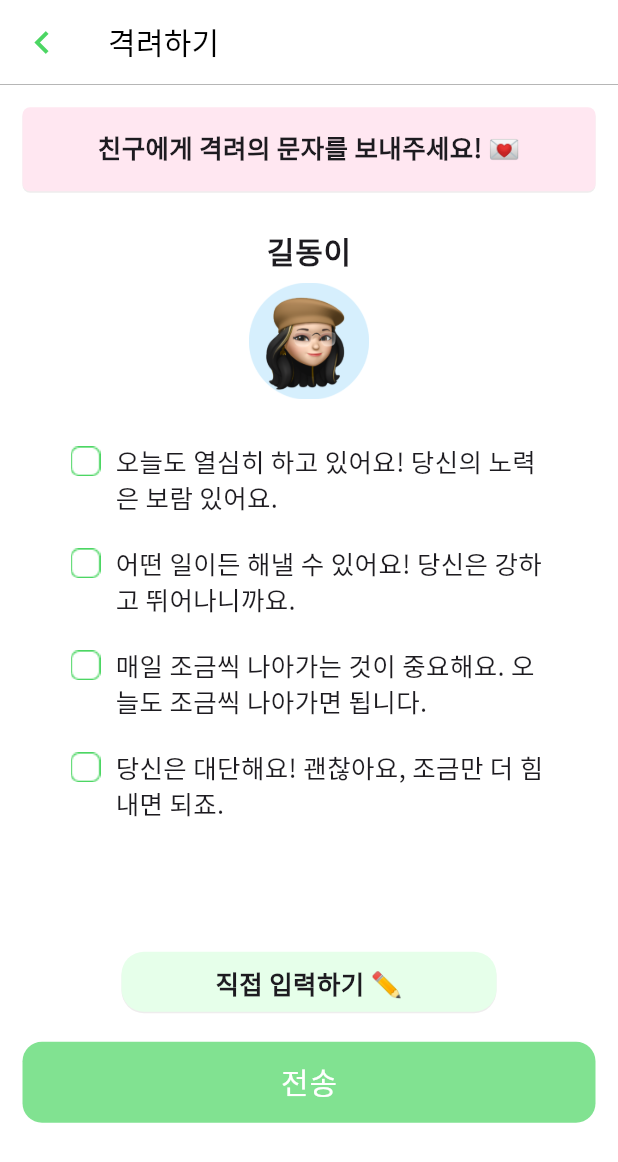
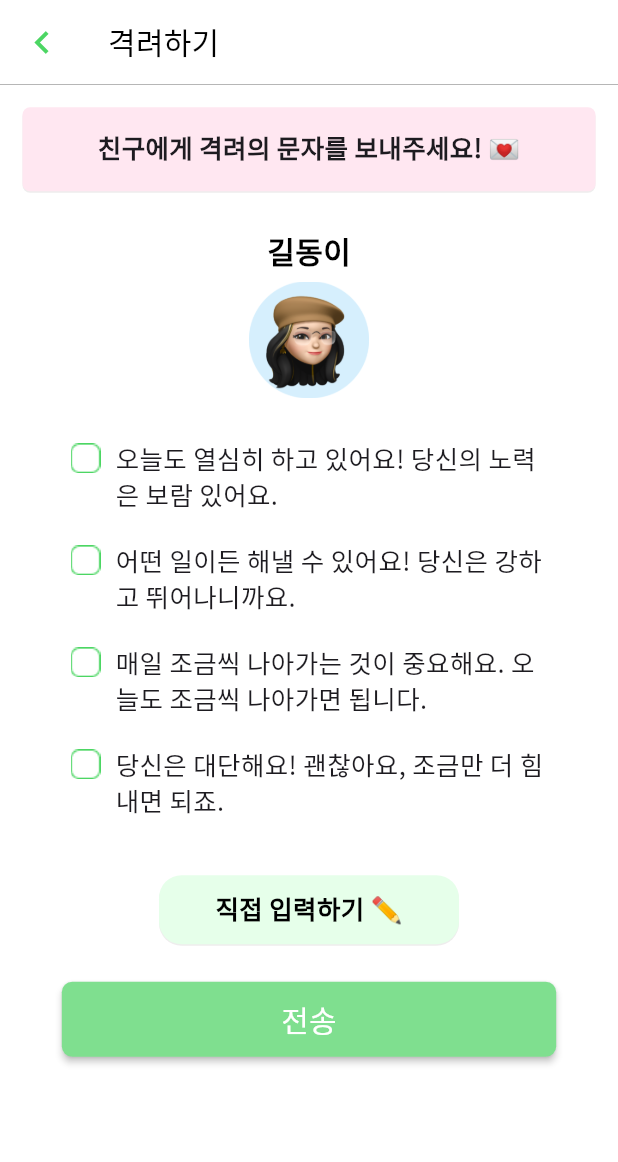
Before and after one commit to aengzu/HCI_03, a Flutter app: the screen it shows after launch, item 2 of the bottom bar chosen, after a tap on "격려하기 👍🏻", on a phone screen of 412 x 824 dp. Shown: the top 1162 px of the screen. Run offline on Flutter 3.47's test engine with Material 3 defaults, Android fonts, the phone set to English and light mode, and no system bars; our stand-ins replace fl_chart, font_awesome_flutter, get, google_fonts, table_calendar.

Commit message:
design: 디자인 통일

```diff
--- a/lib/screens/battle/battle_screen.dart
+++ b/lib/screens/battle/battle_screen.dart
@@ -1,4 +1,6 @@
+import 'package:flutter/cupertino.dart';
 import 'package:flutter/material.dart';
+import 'package:flutter/widgets.dart';
 import 'package:hci_03/screens/battle/components/battle_opposite.profile_widget.dart';
 import 'package:hci_03/screens/battle/components/battle_profile_widget.dart';
 import 'package:hci_03/screens/battle/components/missions_widget.dart';
@@ -82,7 +84,7 @@ class _BattleScreenState extends State<BattleScreen> {
                 ],
               ),
               const SizedBox(
-                height: 20.0,
+                height: 30.0,
               ),
               Expanded(
                 child: ListView.builder(
@@ -96,7 +98,7 @@ class _BattleScreenState extends State<BattleScreen> {
                     );
                   },
                 ),
-              )
+              ),
             ],
           ),
         ));
--- a/lib/screens/battle/components/battle_opposite.profile_widget.dart
+++ b/lib/screens/battle/components/battle_opposite.profile_widget.dart
@@ -1,6 +1,8 @@
 import 'package:flutter/material.dart';
 import 'package:flutter/widgets.dart';
+import 'package:hci_03/constants/theme.dart';
 import 'package:hci_03/screens/battle/spur_on_screen.dart';
+import 'package:hci_03/screens/components/small_btn.dart';
 
 class BattleOppositeProfileWidget extends StatelessWidget {
   const BattleOppositeProfileWidget({super.key});
@@ -11,10 +13,7 @@ class BattleOppositeProfileWidget extends StatelessWidget {
       children: [
         Text(
           '길동이',
-          style: Theme.of(context)
-              .textTheme
-              .bodyLarge!
-              .copyWith(fontWeight: FontWeight.bold),
+          style: textTheme().titleMedium,
         ),
         const SizedBox(
           height: 5.0,
@@ -25,7 +24,7 @@ class BattleOppositeProfileWidget extends StatelessWidget {
           height: 120,
         ),
         const SizedBox(
-          height: 15.0,
+          height: 16.0,
         ),
         GestureDetector(
           onTap: () {
@@ -36,14 +35,14 @@ class BattleOppositeProfileWidget extends StatelessWidget {
             ));
           },
           child: Container(
-            padding: const EdgeInsets.symmetric(vertical: 6.0),
+            padding: const EdgeInsets.symmetric(vertical: 7.0),
             alignment: Alignment.center,
             decoration: BoxDecoration(
                 color: const Color(0xff4cd663).withOpacity(0.7),
                 borderRadius: BorderRadius.circular(12)),
             width: 120,
             child: Text(
-              '격려하기 👍🏻',
+              ' 격려하기 👍🏻',
               style: Theme.of(context)
                   .textTheme
                   .bodySmall!
--- a/lib/screens/battle/components/battle_profile_widget.dart
+++ b/lib/screens/battle/components/battle_profile_widget.dart
@@ -67,10 +67,7 @@ class BattleProfileWidget extends StatelessWidget {
       children: [
         Text(
           '나',
-          style: Theme.of(context)
-              .textTheme
-              .bodyLarge!
-              .copyWith(fontWeight: FontWeight.bold),
+          style: textTheme().titleMedium,
         ),
         const SizedBox(
           height: 5.0,
--- a/lib/screens/battle/components/input_spur_comment_widget.dart
+++ b/lib/screens/battle/components/input_spur_comment_widget.dart
@@ -1,4 +1,5 @@
 import 'package:flutter/material.dart';
+import 'package:hci_03/constants/theme.dart';
 
 class InputSpurCommentWidget extends StatelessWidget {
   const InputSpurCommentWidget({super.key});
@@ -6,10 +7,9 @@ class InputSpurCommentWidget extends StatelessWidget {
   @override
   Widget build(BuildContext context) {
     return Container(
-      padding: const EdgeInsets.symmetric(vertical: 9.0),
+      padding: const EdgeInsets.symmetric(vertical: 10.0),
       alignment: Alignment.center,
-      width: 250,
-      height: 40,
+      width: 200,
       decoration: BoxDecoration(
           borderRadius: BorderRadius.circular(15),
           color: const Color(0xffe6ffea),
@@ -22,11 +22,7 @@ class InputSpurCommentWidget extends StatelessWidget {
           ]),
       child: Text(
         '직접 입력하기 ✏️',
-        style: Theme.of(context)
-            .textTheme
-            .bodyMedium!
-            .copyWith(fontWeight: FontWeight.w600),
-      ),
+        style: textTheme().titleSmall),
     );
   }
 }
--- a/lib/screens/battle/components/promise_widget.dart
+++ b/lib/screens/battle/components/promise_widget.dart
@@ -1,14 +1,17 @@
 import 'package:flutter/material.dart';
 import 'package:flutter/widgets.dart';
+import 'package:hci_03/constants/theme.dart';
 
 class PromiseWidget extends StatelessWidget {
   const PromiseWidget({super.key});
 
   @override
   Widget build(BuildContext context) {
+
     return Container(
+      margin: EdgeInsets.symmetric(horizontal: 8.0, vertical: 5.0),
       width: double.infinity,
-      height: 120,
+      height: 125,
       decoration: BoxDecoration(
           borderRadius: BorderRadius.circular(5),
           color: const Color(0xffffe7f1),
@@ -18,28 +21,25 @@ class PromiseWidget extends StatelessWidget {
               offset: const Offset(0, 1),
             )
           ]),
+      child: Padding(
+        padding: const EdgeInsets.symmetric(vertical: 10.0),
         child: Column(
           mainAxisAlignment: MainAxisAlignment.spaceEvenly,
           children: [
             Text(
               '🔥 이번달 공약 🔥',
-            style: Theme.of(context)
-                .textTheme
-                .bodyMedium!
-                .copyWith(fontWeight: FontWeight.bold),
+              style: textTheme().titleMedium?.copyWith(fontSize: 19.0),
             ),
             Text('진 사람이 xxx하기',
-              style: Theme.of(context)
-                  .textTheme
-                  .bodySmall!
-                  .copyWith(fontWeight: FontWeight.w500, fontSize: 14)),
+                style: textTheme().bodyMedium),
+            SizedBox(height: 3.0),
             GestureDetector(
               onTap: () {
                 // 대결 진행상황 페이지로 라우팅
               },
               child: Container(
                 padding:
-                  const EdgeInsets.symmetric(horizontal: 15.0, vertical: 7.0),
+                    const EdgeInsets.symmetric(horizontal: 16.0, vertical: 9.0),
                 decoration: BoxDecoration(
                   borderRadius: BorderRadius.circular(3),
                   color: const Color(0xff4C4C4C),
@@ -51,6 +51,7 @@ class PromiseWidget extends StatelessWidget {
             )
           ],
         ),
+      ),
     );
   }
 }
--- a/lib/screens/battle/spur_on_screen.dart
+++ b/lib/screens/battle/spur_on_screen.dart
@@ -6,6 +6,9 @@ import 'package:hci_03/screens/battle/components/commentWidget.dart';
 import 'package:hci_03/screens/battle/components/input_spur_comment_widget.dart';
 import 'package:hci_03/screens/battle/components/spur_on_top_bar_widget.dart';
 import 'package:hci_03/screens/components/appbar_preffered_size.dart';
+import 'package:hci_03/screens/components/custom_light_btn.dart';
+
+import '../../constants/theme.dart';
 
 class SpurOnScreen extends StatefulWidget {
   SpurOnScreen({super.key});
@@ -26,10 +29,7 @@ class _SpurOnScreenState extends State<SpurOnScreen> {
     return Column(children: [
       Text(
         '길동이',
-        style: Theme.of(context)
-            .textTheme
-            .bodyLarge!
-            .copyWith(fontWeight: FontWeight.bold),
+        style: textTheme().titleMedium
       ),
       const SizedBox(
         height: 5.0,
@@ -81,10 +81,10 @@ class _SpurOnScreenState extends State<SpurOnScreen> {
             ),
             targetProfile(),
             const SizedBox(
-              height: 18.0,
+              height: 17.0,
             ),
-            Flexible(
-              flex: 2,
+            Container(
+              height: 300.0,
               child: ListView.builder(
                 itemCount: widget.comments.length,
                 padding:
@@ -98,33 +98,16 @@ class _SpurOnScreenState extends State<SpurOnScreen> {
                 },
               ),
             ),
-            Flexible(
-                flex: 1,
+            Expanded(
                 child: Column(
                   children: [
                     const InputSpurCommentWidget(),
                     const SizedBox(
-                      height: 20.0,
+                      height: 25.0,
                     ),
-                    GestureDetector(
-                      onTap: () {
+                      CustomButtonLight(label: "전송", onPressed: (){
                         Navigator.pop(context);
-                      },
-                      child: Container(
-                        padding: const EdgeInsets.symmetric(vertical: 12.0),
-                        alignment: Alignment.center,
-                        decoration: BoxDecoration(
-                            borderRadius: BorderRadius.circular(13),
-                            color: const Color(0xff4cd663).withOpacity(0.7)),
-                        child: Text(
-                          '전송',
-                          style: Theme.of(context)
-                              .textTheme
-                              .bodyLarge!
-                              .copyWith(color: Colors.white),
-                        ),
-                      ),
-                    )
+                      })
                   ],
                 )),
           ],
--- a/lib/screens/battle_request/battle_request_screen1.dart
+++ b/lib/screens/battle_request/battle_request_screen1.dart
@@ -26,7 +26,8 @@ class BattleRequestScreen1 extends StatelessWidget {
           ),
         ],
       ),
-      body: Column(
+      body: SingleChildScrollView(
+        child: Column(
           children: [
             SizedBox(height: 30),
             Padding(
@@ -63,6 +64,7 @@ class BattleRequestScreen1 extends StatelessWidget {
             ),
           ],
         ),
+      ),
     );
   }
 
--- a/lib/screens/calendar/calendar_screen.dart
+++ b/lib/screens/calendar/calendar_screen.dart
@@ -52,6 +52,7 @@ class _CalendarScreenState extends State<CalendarScreen> {
               child: Padding(
                 padding: const EdgeInsets.symmetric(horizontal: 8),
                 child: TableCalendar(
+                  headerStyle: HeaderStyle(headerMargin: EdgeInsets.symmetric(vertical: 10.0),titleCentered: true, titleTextStyle: textTheme().titleSmall!),
                   firstDay: DateTime.utc(2010, 10, 16),
                   lastDay: DateTime.utc(2030, 3, 14),
                   focusedDay: _focusedDay,
@@ -67,14 +68,14 @@ class _CalendarScreenState extends State<CalendarScreen> {
                     CalendarFormat.month: 'Month'
                   },
                   daysOfWeekStyle: DaysOfWeekStyle(
-                    weekdayStyle: textTheme().bodySmall ?? TextStyle(fontSize: 12), // 평일 글꼴 스타일
-                    weekendStyle: textTheme().bodySmall?.copyWith(color: Colors.red) ?? TextStyle(fontSize: 12, color: Colors.red), // 주말 글꼴 스타일
+                    weekdayStyle: textTheme().bodySmall!, // 평일 글꼴 스타일
+                    weekendStyle: textTheme().bodySmall!.copyWith(color: Colors.red), // 주말 글꼴 스타일
                   ),
                   calendarBuilders: CalendarBuilders(
                     defaultBuilder: (context, day, focusedDay) {
                       if (day.isBefore(DateTime.now())) { // 과거 날짜 스타일
                         return Container(
-                          margin: const EdgeInsets.all(4.0),
+                          margin: const EdgeInsets.all(5.0),
                           alignment: Alignment.center,
                           decoration: BoxDecoration(
                             color: _getDayColor(day), // 날짜에 따른 색상 지정
@@ -87,7 +88,7 @@ class _CalendarScreenState extends State<CalendarScreen> {
                         );
                       } else if (isSameDay(day, DateTime.now())) { // 오늘 날짜 스타일
                         return Container(
-                          margin: const EdgeInsets.all(4.0),
+                          margin: const EdgeInsets.all(10.0),
                           alignment: Alignment.center,
                           decoration: BoxDecoration(
                             border: Border.all(color: Colors.black, width: 2),
@@ -95,7 +96,7 @@ class _CalendarScreenState extends State<CalendarScreen> {
                           ),
                           child: Text(
                             '${day.day}',
-                            style: textTheme().bodySmall?.copyWith(color: Colors.black) ?? TextStyle(color: Colors.black), // 글씨색 검정색
+                            style: textTheme().bodySmall!, // 글씨색 검정색
                           ),
                         );
                       }
--- a/lib/screens/components/small_grey_btn.dart
+++ b/lib/screens/components/small_grey_btn.dart
@@ -12,7 +12,7 @@ class SmallGreyButton extends StatelessWidget {
   @override
   Widget build(BuildContext context) {
     return Container(
-      height: 35.0, // 버튼의 높이 설정// 화면 가로 크기의 80%에 해당하는 너비 설정
+      height: 35.0, // 버튼의 높이 설정
       child: ElevatedButton(
         style: ElevatedButton.styleFrom(
           backgroundColor: Color(0xffC5C9C6), // 버튼의 배경색
```
Lines whose indentation alone changed are shown as unchanged.
